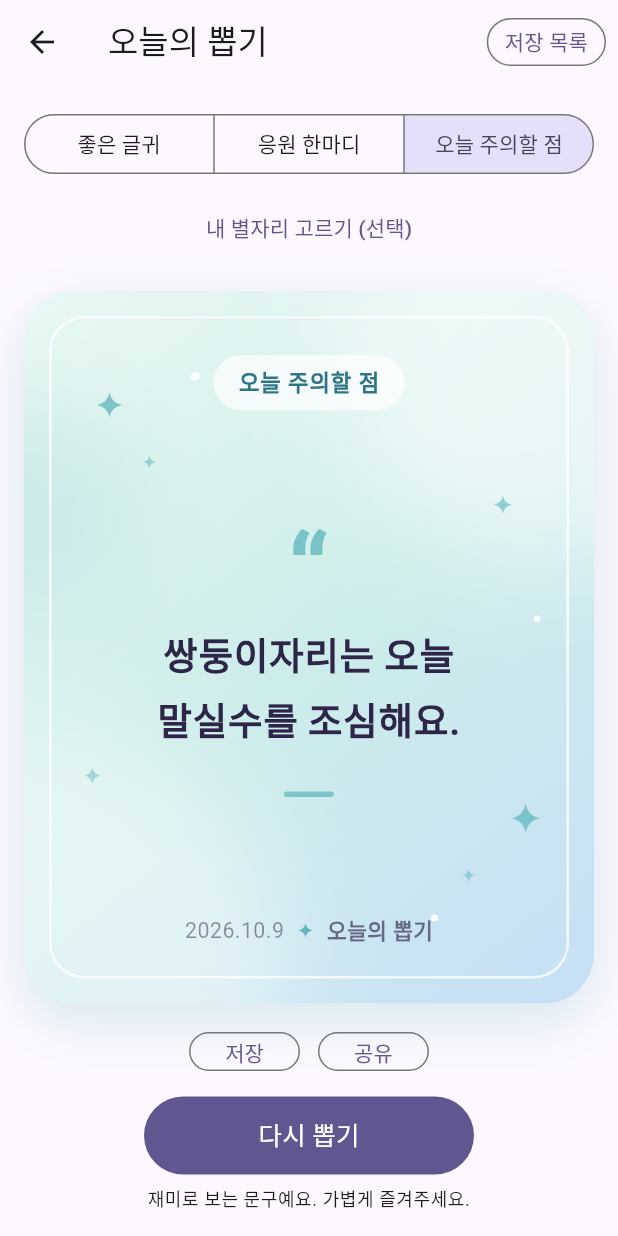
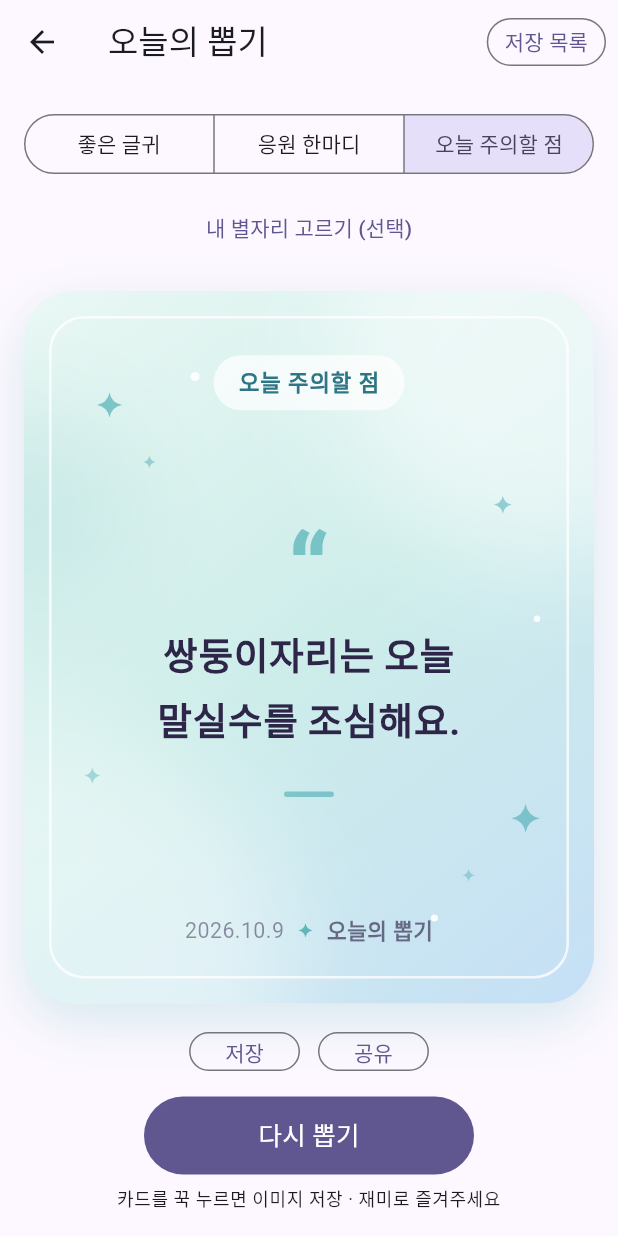
Before and after one commit to shlete/Oppop, a Flutter app: the DailyScreen screen opened directly, after a tap on "응원 한마디", after a tap on "오늘 주의할 점", after a tap on "뽑기", on a phone screen of 412 x 824 dp. Run offline on Flutter 3.47's test engine with Material 3 defaults, Android fonts, the phone set to English and light mode, and no system bars; our stand-ins replace flutter_riverpod, google_mobile_ads, share_plus, shared_preferences, web; missing offline and left inert: dart:js_interop, gal; accounts and stored records are empty; network calls fail.

```diff
--- a/lib/features/daily/daily_screen.dart
+++ b/lib/features/daily/daily_screen.dart
@@ -10,6 +10,7 @@ import '../../core/widgets/saved_list_button.dart';
 import 'daily_state.dart';
 import 'phrase_card.dart';
 import 'phrases.dart';
+import 'save_card_image.dart';
 import 'saved_phrases_screen.dart';
 
 class DailyScreen extends ConsumerStatefulWidget {
@@ -181,12 +182,17 @@ class _DailyScreenState extends ConsumerState<DailyScreen>
                         ),
                       );
                     },
+                    child: GestureDetector(
+                      onLongPress: phrase == null
+                          ? null
+                          : () => saveCardImage(context, _cardKey),
                       child: RepaintBoundary(
                         key: _cardKey,
                         child: PhraseCard(
                           category: _category,
                           text: phrase?.text,
                           date: DateTime.now(),
+                        ),
                       ),
                     ),
                   ),
@@ -222,7 +228,9 @@ class _DailyScreenState extends ConsumerState<DailyScreen>
               ),
               const SizedBox(height: 8),
               Text(
-                '재미로 보는 문구예요. 가볍게 즐겨주세요.',
+                phrase == null
+                    ? '재미로 보는 문구예요. 가볍게 즐겨주세요.'
+                    : '카드를 꾹 누르면 이미지 저장 · 재미로 즐겨주세요',
                 textAlign: TextAlign.center,
                 style: text.bodySmall,
               ),
```
Also changed, not shown: lib/features/daily/save_card_image.dart (added, +37 -0 lines), lib/features/daily/saved_phrase_view.dart (+2 -31 lines). Lines whose indentation alone changed are shown as unchanged.
